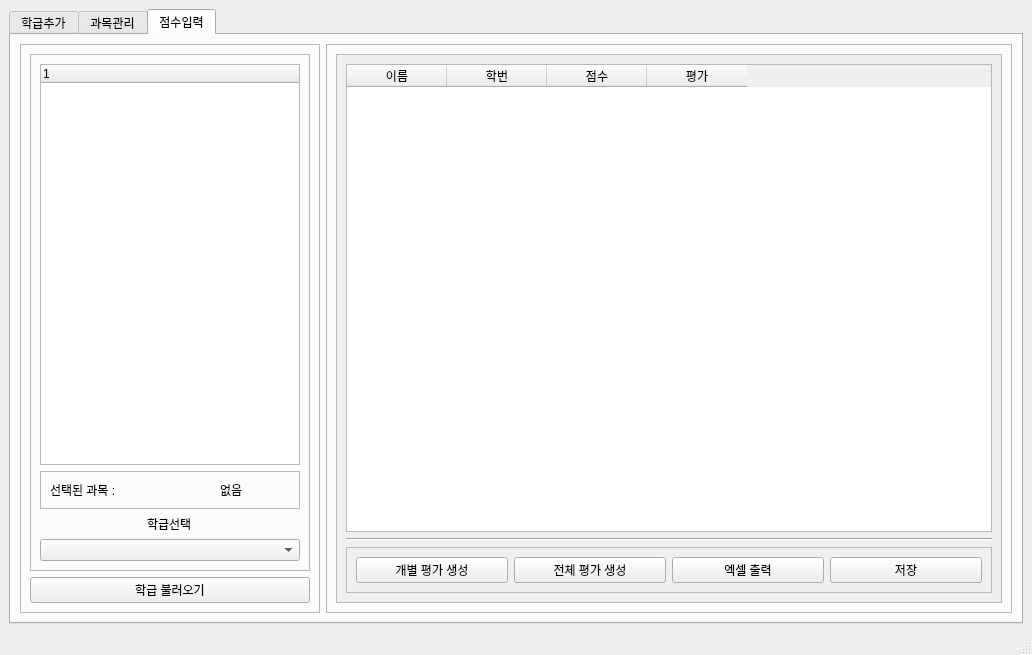
The window that manager.ui (chlwodud77/student-assesment-manager) describes before a commit, drawn with Qt 5.
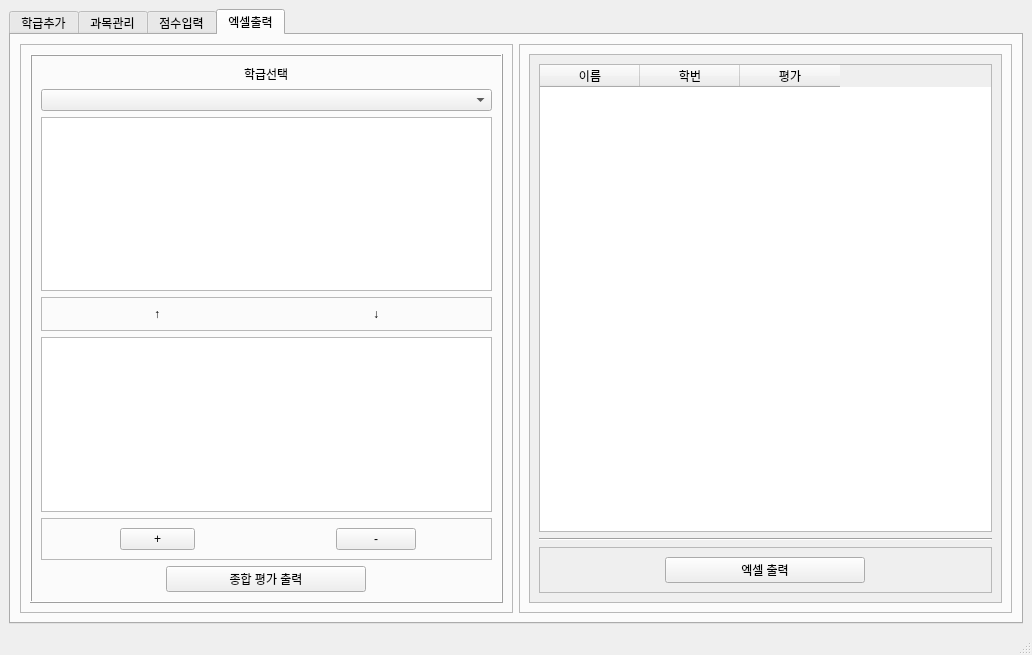
The same window after the commit.

Commit message: Excel Manage function (not yet)

```diff
--- a/manager.ui
+++ b/manager.ui
@@ -18,7 +18,7 @@
     <item>
      <widget class="QTabWidget" name="tabWidget">
       <property name="currentIndex">
-       <number>2</number>
+       <number>3</number>
       </property>
       <widget class="QWidget" name="clsAddTab">
        <attribute name="title">
@@ -604,20 +604,17 @@
            <item>
             <widget class="QFrame" name="frame_16">
              <property name="frameShape">
-              <enum>QFrame::StyledPanel</enum>
+              <enum>QFrame::Box</enum>
              </property>
              <property name="frameShadow">
               <enum>QFrame::Raised</enum>
              </property>
+             <property name="midLineWidth">
+              <number>0</number>
+             </property>
              <layout class="QVBoxLayout" name="verticalLayout_10">
               <item>
-               <widget class="QTreeWidget" name="scoreSubTreeWidget">
-                <column>
-                 <property name="text">
-                  <string notr="true">1</string>
-                 </property>
-                </column>
-               </widget>
+               <widget class="QTreeWidget" name="scoreSubTreeWidget"/>
               </item>
               <item>
                <widget class="QFrame" name="frame_18">
@@ -652,14 +649,39 @@
                 </property>
                </widget>
               </item>
-              <item>
-               <widget class="QComboBox" name="classList"/>
+              <item alignment="Qt::AlignHCenter">
+               <widget class="QComboBox" name="classList">
+                <property name="minimumSize">
+                 <size>
+                  <width>250</width>
+                  <height>0</height>
+                 </size>
+                </property>
+                <property name="maximumSize">
+                 <size>
+                  <width>250</width>
+                  <height>16777215</height>
+                 </size>
+                </property>
+               </widget>
               </item>
              </layout>
             </widget>
            </item>
-           <item>
+           <item alignment="Qt::AlignHCenter">
             <widget class="QPushButton" name="callClassMemberBtn">
+             <property name="minimumSize">
+              <size>
+               <width>250</width>
+               <height>0</height>
+              </size>
+             </property>
+             <property name="maximumSize">
+              <size>
+               <width>250</width>
+               <height>16777215</height>
+              </size>
+             </property>
              <property name="text">
               <string>학급 불러오기</string>
              </property>
@@ -752,13 +774,6 @@
                     </property>
                    </widget>
                   </item>
-                  <item>
-                   <widget class="QPushButton" name="pushButton_18">
-                    <property name="text">
-                     <string>엑셀 출력</string>
-                    </property>
-                   </widget>
-                  </item>
                   <item>
                    <widget class="QPushButton" name="saveAssesmentBtn">
                     <property name="text">
@@ -778,6 +793,224 @@
         </item>
        </layout>
       </widget>
+      <widget class="QWidget" name="tab">
+       <attribute name="title">
+        <string>엑셀출력</string>
+       </attribute>
+       <layout class="QHBoxLayout" name="horizontalLayout">
+        <item>
+         <widget class="QFrame" name="frame">
+          <property name="frameShape">
+           <enum>QFrame::StyledPanel</enum>
+          </property>
+          <property name="frameShadow">
+           <enum>QFrame::Raised</enum>
+          </property>
+          <layout class="QVBoxLayout" name="verticalLayout_21">
+           <item>
+            <widget class="QFrame" name="frame_20">
+             <property name="frameShape">
+              <enum>QFrame::Box</enum>
+             </property>
+             <property name="frameShadow">
+              <enum>QFrame::Raised</enum>
+             </property>
+             <layout class="QVBoxLayout" name="verticalLayout_18">
+              <item alignment="Qt::AlignHCenter">
+               <widget class="QLabel" name="label_15">
+                <property name="text">
+                 <string>학급선택</string>
+                </property>
+               </widget>
+              </item>
+              <item>
+               <widget class="QComboBox" name="exlClassList"/>
+              </item>
+              <item>
+               <widget class="QListWidget" name="exlSubListWidget"/>
+              </item>
+              <item>
+               <widget class="QFrame" name="frame_22">
+                <property name="frameShape">
+                 <enum>QFrame::StyledPanel</enum>
+                </property>
+                <property name="frameShadow">
+                 <enum>QFrame::Raised</enum>
+                </property>
+                <layout class="QHBoxLayout" name="horizontalLayout_17">
+                 <item alignment="Qt::AlignHCenter">
+                  <widget class="QLabel" name="label_3">
+                   <property name="text">
+                    <string>↑</string>
+                   </property>
+                  </widget>
+                 </item>
+                 <item alignment="Qt::AlignHCenter">
+                  <widget class="QLabel" name="label_4">
+                   <property name="text">
+                    <string>↓</string>
+                   </property>
+                  </widget>
+                 </item>
+                </layout>
+               </widget>
+              </item>
+              <item>
+               <widget class="QListWidget" name="exlSubAddedWidget"/>
+              </item>
+              <item>
+               <widget class="QFrame" name="frame_24">
+                <property name="frameShape">
+                 <enum>QFrame::StyledPanel</enum>
+                </property>
+                <property name="frameShadow">
+                 <enum>QFrame::Raised</enum>
+                </property>
+                <layout class="QHBoxLayout" name="horizontalLayout_19">
+                 <item alignment="Qt::AlignHCenter">
+                  <widget class="QPushButton" name="exlSubAddBtn">
+                   <property name="maximumSize">
+                    <size>
+                     <width>75</width>
+                     <height>16777215</height>
+                    </size>
+                   </property>
+                   <property name="text">
+                    <string>+</string>
+                   </property>
+                  </widget>
+                 </item>
+                 <item alignment="Qt::AlignHCenter">
+                  <widget class="QPushButton" name="exlSubExtBtn">
+                   <property name="text">
+                    <string>-</string>
+                   </property>
+                  </widget>
+                 </item>
+                </layout>
+               </widget>
+              </item>
+              <item alignment="Qt::AlignHCenter">
+               <widget class="QPushButton" name="printTotAssesBtn">
+                <property name="minimumSize">
+                 <size>
+                  <width>200</width>
+                  <height>0</height>
+                 </size>
+                </property>
+                <property name="maximumSize">
+                 <size>
+                  <width>200</width>
+                  <height>16777215</height>
+                 </size>
+                </property>
+                <property name="text">
+                 <string>종합 평가 출력</string>
+                </property>
+               </widget>
+              </item>
+             </layout>
+            </widget>
+           </item>
+          </layout>
+         </widget>
+        </item>
+        <item>
+         <widget class="QFrame" name="frame_19">
+          <property name="frameShape">
+           <enum>QFrame::StyledPanel</enum>
+          </property>
+          <property name="frameShadow">
+           <enum>QFrame::Raised</enum>
+          </property>
+          <layout class="QVBoxLayout" name="verticalLayout_20">
+           <item>
+            <widget class="QScrollArea" name="scrollArea_2">
+             <property name="widgetResizable">
+              <bool>true</bool>
+             </property>
+             <widget class="QWidget" name="scrollAreaWidgetContents_2">
+              <property name="geometry">
+               <rect>
+                <x>0</x>
+                <y>0</y>
+                <width>470</width>
+                <height>531</height>
+               </rect>
+              </property>
+              <layout class="QVBoxLayout" name="verticalLayout_19">
+               <item>
+                <widget class="QTableWidget" name="exlClassListWidget">
+                 <property name="sizePolicy">
+                  <sizepolicy hsizetype="Expanding" vsizetype="Expanding">
+                   <horstretch>0</horstretch>
+                   <verstretch>0</verstretch>
+                  </sizepolicy>
+                 </property>
+                 <column>
+                  <property name="text">
+                   <string>이름</string>
+                  </property>
+                 </column>
+                 <column>
+                  <property name="text">
+                   <string>학번</string>
+                  </property>
+                 </column>
+                 <column>
+                  <property name="text">
+                   <string>평가</string>
+                  </property>
+                 </column>
+                </widget>
+               </item>
+               <item>
+                <widget class="Line" name="line_7">
+                 <property name="orientation">
+                  <enum>Qt::Horizontal</enum>
+                 </property>
+                </widget>
+               </item>
+               <item>
+                <widget class="QFrame" name="frame_23">
+                 <property name="frameShape">
+                  <enum>QFrame::StyledPanel</enum>
+                 </property>
+                 <property name="frameShadow">
+                  <enum>QFrame::Raised</enum>
+                 </property>
+                 <layout class="QHBoxLayout" name="horizontalLayout_18">
+                  <item>
+                   <widget class="QPushButton" name="exlRstPrintBtn">
+                    <property name="minimumSize">
+                     <size>
+                      <width>200</width>
+                      <height>0</height>
+                     </size>
+                    </property>
+                    <property name="maximumSize">
+                     <size>
+                      <width>200</width>
+                      <height>16777215</height>
+                     </size>
+                    </property>
+                    <property name="text">
+                     <string>엑셀 출력</string>
+                    </property>
+                   </widget>
+                  </item>
+                 </layout>
+                </widget>
+               </item>
+              </layout>
+             </widget>
+            </widget>
+           </item>
+          </layout>
+         </widget>
+        </item>
+       </layout>
+      </widget>
      </widget>
     </item>
    </layout>
```
Left out of the diff: 28 changed lines with no effect on the pictures. The commit also changes 2 other files.
